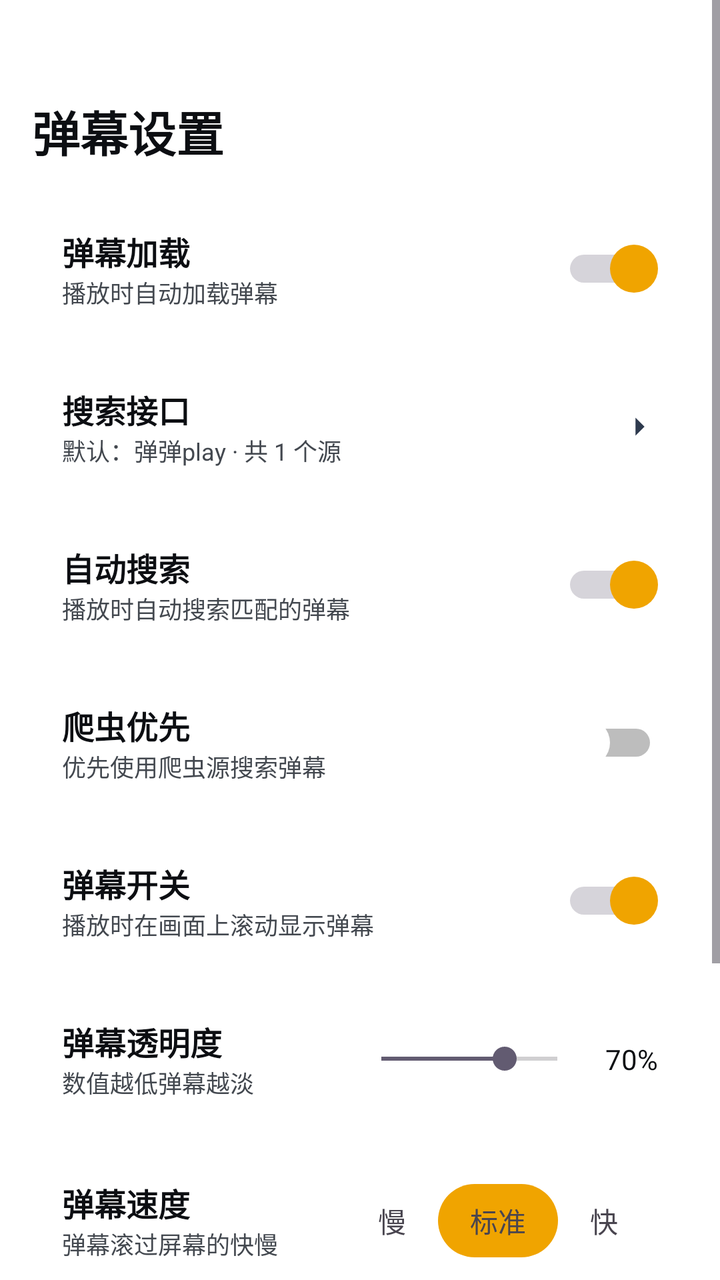
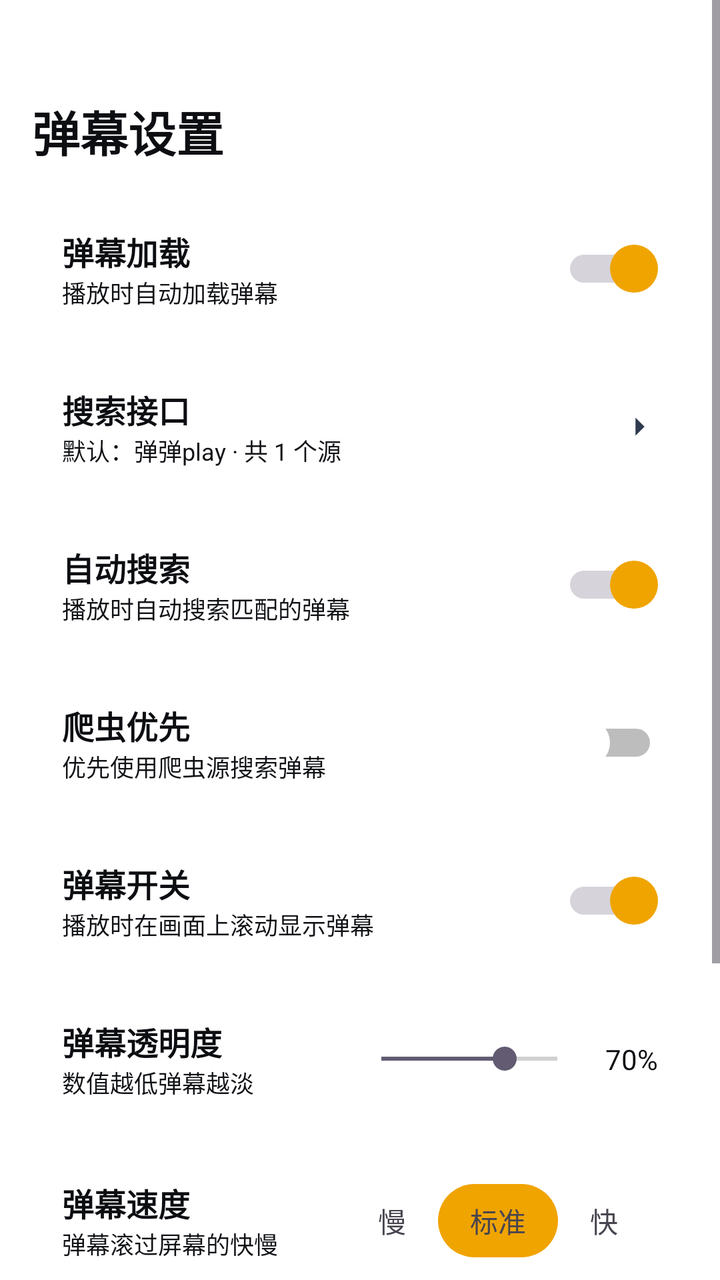

An Android layout rendered at two revisions. The XML below is the earlier revision; the diff shows what the commit changed to produce the second picture.
<!-- AndroidManifest.xml: another module's application theme Theme.App -->
<!-- res/layout/activity_danmaku_settings.xml -->
<?xml version="1.0" encoding="utf-8"?>
<ScrollView xmlns:android="http://schemas.android.com/apk/res/android"
    android:layout_width="match_parent"
    android:layout_height="match_parent"
    android:fillViewport="true">
    <LinearLayout
        android:layout_width="match_parent"
        android:layout_height="wrap_content"
        android:orientation="vertical"
        android:paddingLeft="16dp"
        android:paddingRight="16dp"
        android:paddingTop="48dp"
        android:paddingBottom="16dp">
        <TextView
            android:layout_width="wrap_content"
            android:layout_height="wrap_content"
            android:text="弹幕设置"
            android:textColor="#0C0E12"
            android:textSize="24sp"
            android:textStyle="bold"
            android:layout_marginBottom="16dp" />
        
        <LinearLayout
            android:layout_width="match_parent"
            android:layout_height="wrap_content"
            android:layout_marginBottom="8dp"
            android:background="@drawable/xc_setcard_v2"
            android:orientation="horizontal"
            android:padding="15dp"
            android:gravity="center_vertical">
            <LinearLayout
                android:layout_width="0dp"
                android:layout_height="wrap_content"
                android:layout_weight="1"
                android:orientation="vertical">
                <TextView
                    android:layout_width="wrap_content"
                    android:layout_height="wrap_content"
                    android:text="弹幕加载"
                    android:textColor="#0C0E12"
                    android:textSize="16sp"
                    android:textStyle="bold" />
                <TextView
                    android:layout_width="wrap_content"
                    android:layout_height="wrap_content"
                    android:text="播放时自动加载弹幕"
                    android:textColor="#43484F"
                    android:textSize="12sp" />
            </LinearLayout>
            <Switch android:id="@+id/switch_danmu_load" android:layout_width="wrap_content" android:layout_height="wrap_content" android:checked="true" android:thumb="@drawable/xc_switch_thumb"/>
        </LinearLayout>
        
        <LinearLayout
            android:id="@+id/card_danmu_api"
            android:layout_width="match_parent"
            android:layout_height="wrap_content"
            android:layout_marginBottom="8dp"
            android:background="@drawable/xc_setcard_v2"
            android:orientation="horizontal"
            android:padding="15dp"
            android:gravity="center_vertical"
            android:clickable="true"
            android:focusable="true">
            <LinearLayout
                android:layout_width="0dp"
                android:layout_height="wrap_content"
                android:layout_weight="1"
                android:orientation="vertical">
                <TextView
                    android:layout_width="wrap_content"
                    android:layout_height="wrap_content"
                    android:text="搜索接口"
                    android:textColor="#0C0E12"
                    android:textSize="16sp"
                    android:textStyle="bold" />
                <TextView
                    android:id="@+id/tv_danmu_api_desc"
                    android:layout_width="wrap_content"
                    android:layout_height="wrap_content"
                    android:text="默认：弹弹play · 共 1 个源"
                    android:textColor="#43484F"
                    android:textSize="12sp" />
            </LinearLayout>
            <ImageView android:layout_width="18dp" android:layout_height="18dp" android:src="@drawable/ic_chev_v2" />
        </LinearLayout>
        
        <LinearLayout
            android:layout_width="match_parent"
            android:layout_height="wrap_content"
            android:layout_marginBottom="8dp"
            android:background="@drawable/xc_setcard_v2"
            android:orientation="horizontal"
            android:padding="15dp"
            android:gravity="center_vertical">
            <LinearLayout
                android:layout_width="0dp"
                android:layout_height="wrap_content"
                android:layout_weight="1"
                android:orientation="vertical">
                <TextView
                    android:layout_width="wrap_content"
                    android:layout_height="wrap_content"
                    android:text="自动搜索"
                    android:textColor="#0C0E12"
                    android:textSize="16sp"
                    android:textStyle="bold" />
                <TextView
                    android:layout_width="wrap_content"
                    android:layout_height="wrap_content"
                    android:text="播放时自动搜索匹配的弹幕"
                    android:textColor="#43484F"
                    android:textSize="12sp" />
            </LinearLayout>
            <Switch android:id="@+id/switch_danmu_autosearch" android:layout_width="wrap_content" android:layout_height="wrap_content" android:checked="true" android:thumb="@drawable/xc_switch_thumb"/>
        </LinearLayout>
        
        <LinearLayout
            android:layout_width="match_parent"
            android:layout_height="wrap_content"
            android:layout_marginBottom="8dp"
            android:background="@drawable/xc_setcard_v2"
            android:orientation="horizontal"
            android:padding="15dp"
            android:gravity="center_vertical">
            <LinearLayout
                android:layout_width="0dp"
                android:layout_height="wrap_content"
                android:layout_weight="1"
                android:orientation="vertical">
                <TextView
                    android:layout_width="wrap_content"
                    android:layout_height="wrap_content"
                    android:text="爬虫优先"
                    android:textColor="#0C0E12"
                    android:textSize="16sp"
                    android:textStyle="bold" />
                <TextView
                    android:layout_width="wrap_content"
                    android:layout_height="wrap_content"
                    android:text="优先使用爬虫源搜索弹幕"
                    android:textColor="#43484F"
                    android:textSize="12sp" />
            </LinearLayout>
            <Switch android:id="@+id/switch_danmu_spider_first" android:layout_width="wrap_content" android:layout_height="wrap_content" android:checked="false" android:thumb="@drawable/xc_switch_thumb"/>
        </LinearLayout>
        
        <LinearLayout
            android:layout_width="match_parent"
            android:layout_height="wrap_content"
            android:layout_marginBottom="8dp"
            android:background="@drawable/xc_setcard_v2"
            android:orientation="horizontal"
            android:padding="15dp"
            android:gravity="center_vertical">
            <LinearLayout
                android:layout_width="0dp"
                android:layout_height="wrap_content"
                android:layout_weight="1"
                android:orientation="vertical">
                <TextView
                    android:layout_width="wrap_content"
                    android:layout_height="wrap_content"
                    android:text="弹幕开关"
                    android:textColor="#0C0E12"
                    android:textSize="16sp"
                    android:textStyle="bold" />
                <TextView
                    android:layout_width="wrap_content"
                    android:layout_height="wrap_content"
                    android:text="播放时在画面上滚动显示弹幕"
                    android:textColor="#43484F"
                    android:textSize="12sp" />
            </LinearLayout>
            <Switch android:id="@+id/switch_danmu_enable" android:layout_width="wrap_content" android:layout_height="wrap_content" android:checked="true" android:thumb="@drawable/xc_switch_thumb"/>
        </LinearLayout>
        
        <LinearLayout
            android:id="@+id/card_danmu_alpha"
            android:layout_width="match_parent"
            android:layout_height="wrap_content"
            android:layout_marginBottom="8dp"
            android:background="@drawable/xc_setcard_v2"
            android:orientation="horizontal"
            android:padding="15dp"
            android:gravity="center_vertical">
            <LinearLayout
                android:layout_width="0dp"
                android:layout_height="wrap_content"
                android:layout_weight="1"
                android:orientation="vertical">
                <TextView
                    android:layout_width="wrap_content"
                    android:layout_height="wrap_content"
                    android:text="弹幕透明度"
                    android:textColor="#0C0E12"
                    android:textSize="16sp"
                    android:textStyle="bold" />
                <TextView
                    android:layout_width="wrap_content"
                    android:layout_height="wrap_content"
                    android:text="数值越低弹幕越淡"
                    android:textColor="#43484F"
                    android:textSize="12sp" />
            </LinearLayout>
            <SeekBar
                android:id="@+id/seek_danmu_alpha"
                android:layout_width="120dp"
                android:layout_height="wrap_content"
                android:max="100"
                android:progress="70" />
            <TextView
                android:id="@+id/tv_danmu_alpha"
                android:layout_width="wrap_content"
                android:layout_height="wrap_content"
                android:text="70%"
                android:textColor="#0C0E12"
                android:textSize="14sp"
                android:layout_marginLeft="8dp" />
        </LinearLayout>
        
        <LinearLayout
            android:id="@+id/card_danmu_speed"
            android:layout_width="match_parent"
            android:layout_height="wrap_content"
            android:layout_marginBottom="8dp"
            android:background="@drawable/xc_setcard_v2"
            android:orientation="horizontal"
            android:padding="15dp"
            android:gravity="center_vertical">
            <LinearLayout
                android:layout_width="0dp"
                android:layout_height="wrap_content"
                android:layout_weight="1"
                android:orientation="vertical">
                <TextView
                    android:layout_width="wrap_content"
                    android:layout_height="wrap_content"
                    android:text="弹幕速度"
                    android:textColor="#0C0E12"
                    android:textSize="16sp"
                    android:textStyle="bold" />
                <TextView
                    android:layout_width="wrap_content"
                    android:layout_height="wrap_content"
                    android:text="弹幕滚过屏幕的快慢"
                    android:textColor="#43484F"
                    android:textSize="12sp" />
            </LinearLayout>
            <LinearLayout
                android:layout_width="wrap_content"
                android:layout_height="wrap_content"
                android:orientation="horizontal"
                android:background="@drawable/xc_seg_container" android:padding="4dp">
                <TextView android:id="@+id/speed_slow" android:layout_width="wrap_content" android:layout_height="wrap_content" android:paddingLeft="16dp" android:paddingRight="16dp" android:paddingTop="8dp" android:paddingBottom="8dp" android:text="慢" android:textSize="14sp" />
                <TextView android:id="@+id/speed_normal" android:layout_width="wrap_content" android:layout_height="wrap_content" android:paddingLeft="16dp" android:paddingRight="16dp" android:paddingTop="8dp" android:paddingBottom="8dp" android:text="标准" android:textSize="14sp" android:background="@drawable/xc_seg_selected" />
                <TextView android:id="@+id/speed_fast" android:layout_width="wrap_content" android:layout_height="wrap_content" android:paddingLeft="16dp" android:paddingRight="16dp" android:paddingTop="8dp" android:paddingBottom="8dp" android:text="快" android:textSize="14sp" />
            </LinearLayout>
        </LinearLayout>
        
        <LinearLayout
            android:id="@+id/card_danmu_size"
            android:layout_width="match_parent"
            android:layout_height="wrap_content"
            android:layout_marginBottom="8dp"
            android:background="@drawable/xc_setcard_v2"
            android:orientation="horizontal"
            android:padding="15dp"
            android:gravity="center_vertical">
            <LinearLayout
                android:layout_width="0dp"
                android:layout_height="wrap_content"
                android:layout_weight="1"
                android:orientation="vertical">
                <TextView
                    android:layout_width="wrap_content"
                    android:layout_height="wrap_content"
                    android:text="弹幕字号"
                    android:textColor="#0C0E12"
                    android:textSize="16sp"
                    android:textStyle="bold" />
                <TextView
                    android:layout_width="wrap_content"
                    android:layout_height="wrap_content"
                    android:text="弹幕文字的大小"
                    android:textColor="#43484F"
                    android:textSize="12sp" />
            </LinearLayout>
            <LinearLayout
                android:layout_width="wrap_content"
                android:layout_height="wrap_content"
                android:orientation="horizontal"
                android:background="@drawable/xc_seg_container" android:padding="4dp">
                <TextView android:id="@+id/size_small" android:layout_width="wrap_content" android:layout_height="wrap_content" android:paddingLeft="16dp" android:paddingRight="16dp" android:paddingTop="8dp" android:paddingBottom="8dp" android:text="小" android:textSize="14sp" />
                <TextView android:id="@+id/size_medium" android:layout_width="wrap_content" android:layout_height="wrap_content" android:paddingLeft="16dp" android:paddingRight="16dp" android:paddingTop="8dp" android:paddingBottom="8dp" android:text="中" android:textSize="14sp" android:background="@drawable/xc_seg_selected" />
                <TextView android:id="@+id/size_large" android:layout_width="wrap_content" android:layout_height="wrap_content" android:paddingLeft="16dp" android:paddingRight="16dp" android:paddingTop="8dp" android:paddingBottom="8dp" android:text="大" android:textSize="14sp" />
            </LinearLayout>
        </LinearLayout>
        
        <LinearLayout
            android:id="@+id/card_danmu_area"
            android:layout_width="match_parent"
            android:layout_height="wrap_content"
            android:layout_marginBottom="8dp"
            android:background="@drawable/xc_setcard_v2"
            android:orientation="horizontal"
            android:padding="15dp"
            android:gravity="center_vertical">
            <LinearLayout
                android:layout_width="0dp"
                android:layout_height="wrap_content"
                android:layout_weight="1"
                android:orientation="vertical">
                <TextView
                    android:layout_width="wrap_content"
                    android:layout_height="wrap_content"
                    android:text="弹幕显示区域"
                    android:textColor="#0C0E12"
                    android:textSize="16sp"
                    android:textStyle="bold" />
                <TextView
                    android:layout_width="wrap_content"
                    android:layout_height="wrap_content"
                    android:text="弹幕可以出现的画面范围"
                    android:textColor="#43484F"
                    android:textSize="12sp" />
            </LinearLayout>
            <LinearLayout
                android:layout_width="wrap_content"
                android:layout_height="wrap_content"
                android:orientation="horizontal"
                android:background="@drawable/xc_seg_container" android:padding="4dp">
                <TextView android:id="@+id/area_top" android:layout_width="wrap_content" android:layout_height="wrap_content" android:paddingLeft="12dp" android:paddingRight="12dp" android:paddingTop="8dp" android:paddingBottom="8dp" android:text="上半屏" android:textSize="13sp" android:background="@drawable/xc_seg_selected" />
                <TextView android:id="@+id/area_full" android:layout_width="wrap_content" android:layout_height="wrap_content" android:paddingLeft="12dp" android:paddingRight="12dp" android:paddingTop="8dp" android:paddingBottom="8dp" android:text="全屏" android:textSize="13sp" />
                <TextView android:id="@+id/area_bottom" android:layout_width="wrap_content" android:layout_height="wrap_content" android:paddingLeft="12dp" android:paddingRight="12dp" android:paddingTop="8dp" android:paddingBottom="8dp" android:text="下半屏" android:textSize="13sp" />
            </LinearLayout>
        </LinearLayout>
    </LinearLayout>
</ScrollView>
<!-- resources referenced by this layout -->
<resources>
  <!-- drawable ic_chev_v2 (drawable) -->
  <?xml version="1.0" encoding="utf-8"?>
  <vector xmlns:android="http://schemas.android.com/apk/res/android"
      android:width="18dp"
      android:height="18dp"
      android:viewportWidth="24"
      android:viewportHeight="24">
      <path
          android:fillColor="#2E3A4E"
          android:pathData="M9,6l6,6l-6,6" />
  </vector>
  <!-- drawable xc_seg_container (drawable) -->
  <?xml version="1.0" encoding="utf-8"?>
  <shape xmlns:android="http://schemas.android.com/apk/res/android" android:shape="rectangle">
      <corners android:radius="20dp" />
      <solid android:color="#FFFFFF" />
  </shape>
  <!-- drawable xc_seg_selected (drawable) -->
  <?xml version="1.0" encoding="utf-8"?>
  <shape xmlns:android="http://schemas.android.com/apk/res/android" android:shape="rectangle">
      <corners android:radius="20dp" />
      <solid android:color="#f0a400" />
  </shape>
  <!-- drawable xc_setcard_v2 (drawable) -->
  <?xml version="1.0" encoding="utf-8"?>
  <shape xmlns:android="http://schemas.android.com/apk/res/android" android:shape="rectangle">
      <corners android:radius="10dp" />
      <solid android:color="#57FFFFFF" />
      <stroke android:width="1dp" android:color="#61FFFFFF" />
  </shape>
  <!-- drawable xc_switch_thumb (drawable) -->
  <?xml version="1.0" encoding="utf-8"?>
  <selector xmlns:android="http://schemas.android.com/apk/res/android">
      <item android:state_checked="true">
          <shape android:shape="oval">
              <solid android:color="#f0a400" />
              <size android:width="24dp" android:height="24dp" />
          </shape>
      </item>
      <item>
          <shape android:shape="oval">
              <solid android:color="#FFFFFF" />
              <size android:width="24dp" android:height="24dp" />
          </shape>
      </item>
  </selector>
  <style name="Theme.App" parent="Theme.XingChen">
          <item name="android:windowDisablePreview">true</item>
          <item name="android:windowSplashScreenBackground">#000000</item>
          <item name="android:windowBackground">#000000</item>
      </style>
  <style name="Theme.XingChen" parent="Theme.Material3.DayNight.NoActionBar">
          <item name="android:windowBackground">@android:color/transparent</item>
                <item name="android:colorBackground">@android:color/transparent</item>
          <item name="colorPrimary">#f0a400</item>
          <item name="colorPrimaryVariant">#c07f00</item>
          <item name="colorOnPrimary">@android:color/white</item>
      </style>
</resources>

<!-- the commit's change to res/layout/activity_danmaku_settings.xml (unified diff, before → after) -->
@@ -44,7 +44,7 @@
                     android:layout_width="wrap_content"
                     android:layout_height="wrap_content"
                     android:text="播放时自动加载弹幕"
-                    android:textColor="#43484F"
+                    android:textColor="#101216"
                     android:textSize="12sp" />
             </LinearLayout>
             <Switch android:id="@+id/switch_danmu_load" android:layout_width="wrap_content" android:layout_height="wrap_content" android:checked="true" android:thumb="@drawable/xc_switch_thumb"/>
@@ -78,7 +78,7 @@
                     android:layout_width="wrap_content"
                     android:layout_height="wrap_content"
                     android:text="默认：弹弹play · 共 1 个源"
-                    android:textColor="#43484F"
+                    android:textColor="#101216"
                     android:textSize="12sp" />
             </LinearLayout>
             <ImageView android:layout_width="18dp" android:layout_height="18dp" android:src="@drawable/ic_chev_v2" />
@@ -108,7 +108,7 @@
                     android:layout_width="wrap_content"
                     android:layout_height="wrap_content"
                     android:text="播放时自动搜索匹配的弹幕"
-                    android:textColor="#43484F"
+                    android:textColor="#101216"
                     android:textSize="12sp" />
             </LinearLayout>
             <Switch android:id="@+id/switch_danmu_autosearch" android:layout_width="wrap_content" android:layout_height="wrap_content" android:checked="true" android:thumb="@drawable/xc_switch_thumb"/>
@@ -138,7 +138,7 @@
                     android:layout_width="wrap_content"
                     android:layout_height="wrap_content"
                     android:text="优先使用爬虫源搜索弹幕"
-                    android:textColor="#43484F"
+                    android:textColor="#101216"
                     android:textSize="12sp" />
             </LinearLayout>
             <Switch android:id="@+id/switch_danmu_spider_first" android:layout_width="wrap_content" android:layout_height="wrap_content" android:checked="false" android:thumb="@drawable/xc_switch_thumb"/>
@@ -168,7 +168,7 @@
                     android:layout_width="wrap_content"
                     android:layout_height="wrap_content"
                     android:text="播放时在画面上滚动显示弹幕"
-                    android:textColor="#43484F"
+                    android:textColor="#101216"
                     android:textSize="12sp" />
             </LinearLayout>
             <Switch android:id="@+id/switch_danmu_enable" android:layout_width="wrap_content" android:layout_height="wrap_content" android:checked="true" android:thumb="@drawable/xc_switch_thumb"/>
@@ -199,7 +199,7 @@
                     android:layout_width="wrap_content"
                     android:layout_height="wrap_content"
                     android:text="数值越低弹幕越淡"
-                    android:textColor="#43484F"
+                    android:textColor="#101216"
                     android:textSize="12sp" />
             </LinearLayout>
             <SeekBar
@@ -243,7 +243,7 @@
                     android:layout_width="wrap_content"
                     android:layout_height="wrap_content"
                     android:text="弹幕滚过屏幕的快慢"
-                    android:textColor="#43484F"
+                    android:textColor="#101216"
                     android:textSize="12sp" />
             </LinearLayout>
             <LinearLayout
@@ -282,7 +282,7 @@
                     android:layout_width="wrap_content"
                     android:layout_height="wrap_content"
                     android:text="弹幕文字的大小"
-                    android:textColor="#43484F"
+                    android:textColor="#101216"
                     android:textSize="12sp" />
             </LinearLayout>
             <LinearLayout
@@ -321,7 +321,7 @@
                     android:layout_width="wrap_content"
                     android:layout_height="wrap_content"
                     android:text="弹幕可以出现的画面范围"
-                    android:textColor="#43484F"
+                    android:textColor="#101216"
                     android:textSize="12sp" />
             </LinearLayout>
             <LinearLayout
